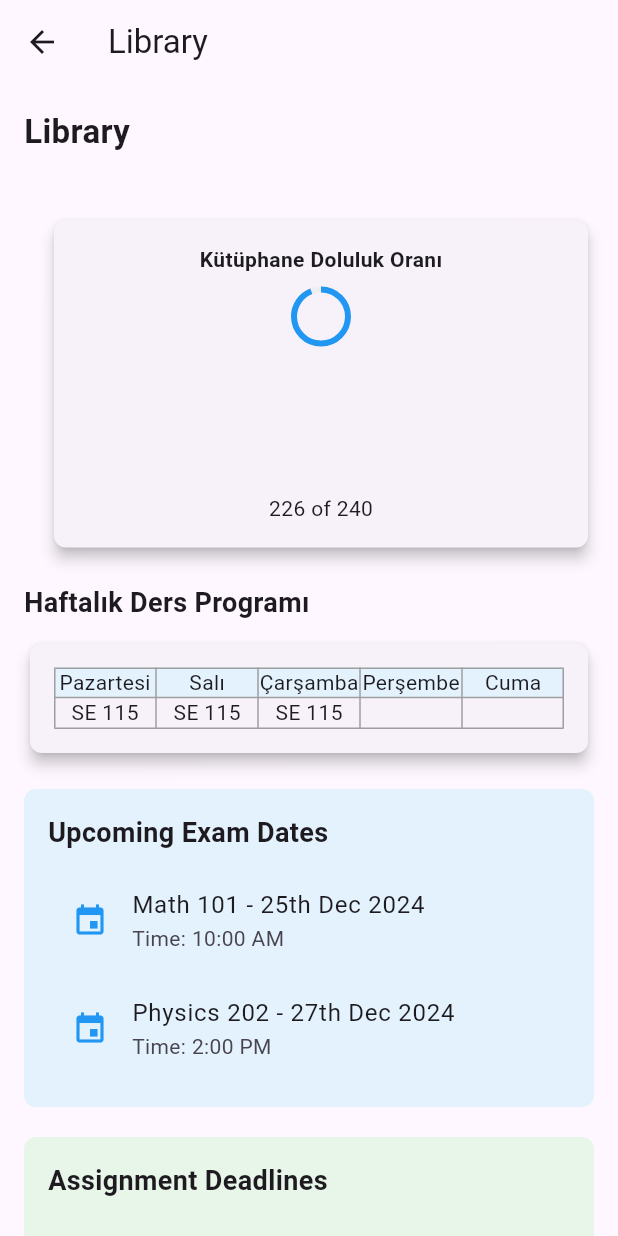
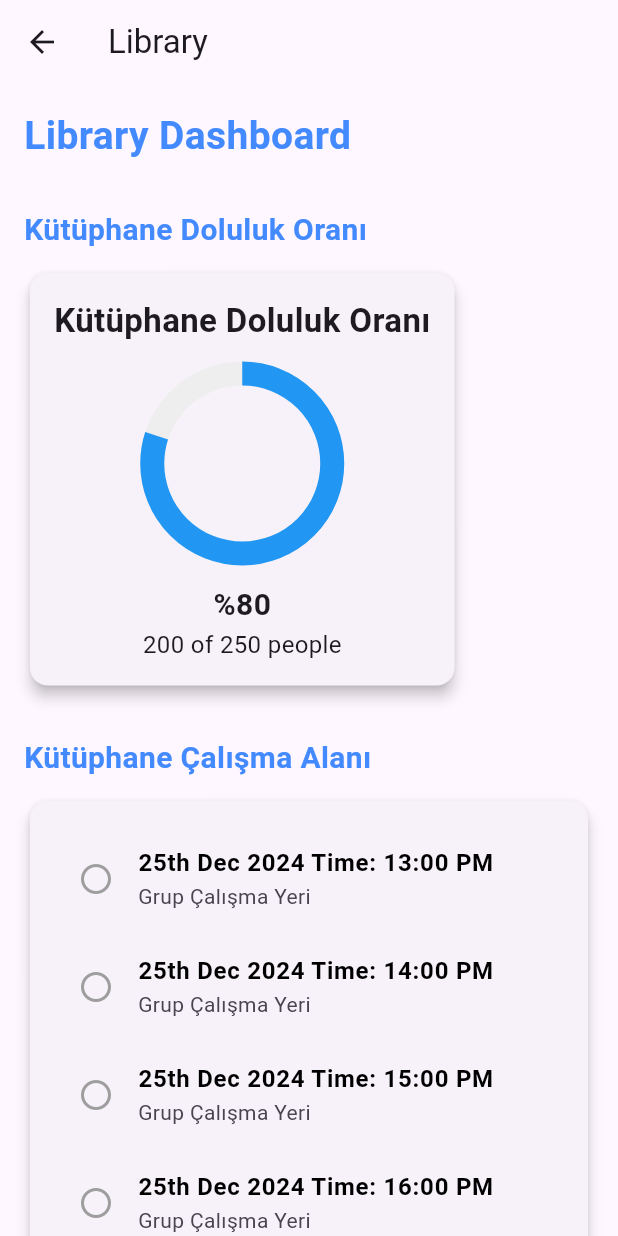
Before and after one commit to ahmetalpsamur/Infinite-Loopers-IT-Hackathon, a Flutter app: the MyHomePage screen opened directly, in the side drawer, after a tap on "Kütüphane", on a phone screen of 412 x 824 dp. Run offline on Flutter 3.47's test engine with Material 3 defaults, Android fonts, the phone set to English and light mode, and no system bars; our stand-ins replace flutter_svg, shared_preferences, table_calendar; accounts and stored records are empty.

Commit message:
Library Edited

```diff
--- a/lib/page/MyHomePage.dart
+++ b/lib/page/MyHomePage.dart
@@ -57,7 +57,7 @@ class MyHomePage extends StatelessWidget {
               onTap: () {
                 Navigator.push(
                   context,
-                  MaterialPageRoute(builder: (context) => libraryPage()),
+                  MaterialPageRoute(builder: (context) => LibraryPage()),
                 );
               },
             ),
--- a/lib/page/libraryPage.dart
+++ b/lib/page/libraryPage.dart
@@ -1,7 +1,32 @@
 import 'package:flutter/material.dart';
 
-class libraryPage extends StatelessWidget {
-  const libraryPage({super.key});
+class LibraryPage extends StatefulWidget {
+  @override
+  _LibraryPageState createState() => _LibraryPageState();
+}
+
+class _LibraryPageState extends State<LibraryPage> {
+  // Seçili çalışma alanlarını tutan bir Set
+  final Set<String> selectedSlots = {};
+  final Set<String> selectedClasses = {};
+
+  // Örnek çalışma saatleri
+  final List<String> slots = [
+    '25th Dec 2024 Time: 13:00 PM',
+    '25th Dec 2024 Time: 14:00 PM',
+    '25th Dec 2024 Time: 15:00 PM',
+    '25th Dec 2024 Time: 16:00 PM',
+    '25th Dec 2024 Time: 17:00 PM',
+  ];
+
+  // Örnek boş sınıflar
+  final List<String> emptyClasses = [
+    'Classroom 101',
+    'Classroom 202',
+    'Classroom 303',
+    'Lab 1',
+    'Lab 2',
+  ];
 
   @override
   Widget build(BuildContext context) {
@@ -15,23 +40,22 @@ class libraryPage extends StatelessWidget {
           crossAxisAlignment: CrossAxisAlignment.start,
           children: [
             Text(
-              'Library',
-              style: TextStyle(fontSize: 22, fontWeight: FontWeight.bold),
+              'Library Dashboard',
+              style: TextStyle(
+                fontSize: 26,
+                fontWeight: FontWeight.bold,
+                color: Colors.blueAccent,
               ),
-            SizedBox(height: 20),
-            Row(
-              mainAxisAlignment: MainAxisAlignment.spaceBetween,
-              children: [],
             ),
-            SizedBox(height: 20),
-            Row(
-              children: [
-                SizedBox(width: 16),
-                Expanded(
-                  child: Card(
+            SizedBox(height: 30),
+
+            // Kütüphane Doluluk Oranı
+            SectionHeader(title: 'Kütüphane Doluluk Oranı'),
+            SizedBox(height: 10),
+            Card(
               elevation: 4,
               shape: RoundedRectangleBorder(
-                      borderRadius: BorderRadius.circular(8),
+                borderRadius: BorderRadius.circular(12),
               ),
               child: Padding(
                 padding: const EdgeInsets.all(16.0),
@@ -39,122 +63,140 @@ class libraryPage extends StatelessWidget {
                   children: [
                     Text(
                       'Kütüphane Doluluk Oranı',
-                            style: TextStyle(fontWeight: FontWeight.bold),
+                      style: TextStyle(
+                        fontWeight: FontWeight.bold,
+                        fontSize: 22,
                       ),
-                          SizedBox(height: 10),
-                          CircularProgressIndicator(
-                            value: 226 / 240,
+                    ),
+                    SizedBox(height: 20),
+                    SizedBox(
+                      width: 120,
+                      height: 120,
+                      child: CircularProgressIndicator(
+                        strokeWidth: 16,
+                        value: 200 / 250,
                         backgroundColor: Colors.grey[200],
                         color: Colors.blue,
                       ),
-                          SizedBox(height: 100),
-                          Text('226 of 240'),
-                        ],
-                      ),
-                    ),
-                  ),
-                ),
-              ],
                     ),
                     SizedBox(height: 20),
                     Text(
-              'Haftalık Ders Programı',
-              style: TextStyle(fontSize: 18, fontWeight: FontWeight.bold),
+                      '%80',
+                      style: TextStyle(
+                        fontSize: 20,
+                        fontWeight: FontWeight.bold,
                       ),
-            SizedBox(height: 10),
-            Card(
-              elevation: 4,
-              shape: RoundedRectangleBorder(
-                borderRadius: BorderRadius.circular(8),
                     ),
-              child: Padding(
-                padding: const EdgeInsets.all(16.0),
-                child: Table(
-                  border: TableBorder.all(color: Colors.grey),
-                  children: [
-                    TableRow(
-                      decoration: BoxDecoration(color: Colors.blue[50]),
-                      children: [
-                        Center(child: Text('Pazartesi')),
-                        Center(child: Text('Salı')),
-                        Center(child: Text('Çarşamba')),
-                        Center(child: Text('Perşembe')),
-                        Center(child: Text('Cuma')),
-                      ],
-                    ),
-                    TableRow(
-                      children: [
-                        Center(child: Text('SE 115')),
-                        Center(child: Text('SE 115')),
-                        Center(child: Text('SE 115')),
-                        Center(child: Text('')),
-                        Center(child: Text('')),
-                      ],
+                    Text(
+                      '200 of 250 people',
+                      style: TextStyle(fontSize: 16),
                     ),
                   ],
                 ),
               ),
             ),
-            SizedBox(height: 20),
-            Container(
-              padding: EdgeInsets.all(16),
-              decoration: BoxDecoration(
-                color: Colors.blue[50],
+            SizedBox(height: 30),
+
+            // Çalışma Alanı Seçimi
+            SectionHeader(title: 'Kütüphane Çalışma Alanı'),
+            SizedBox(height: 10),
+            Card(
+              elevation: 4,
+              shape: RoundedRectangleBorder(
+                borderRadius: BorderRadius.circular(12),
+              ),
+              child: Padding(
+                padding: const EdgeInsets.all(16),
+                child: Column(
+                  children: slots.map((slot) {
+                    final isSelected = selectedSlots.contains(slot);
+                    return ListTile(
+                      leading: Icon(
+                        isSelected ? Icons.check_circle : Icons.circle_outlined,
+                        color: isSelected ? Colors.green : Colors.grey,
+                      ),
+                      title: Text(
+                        slot,
+                        style: TextStyle(
+                          fontWeight: FontWeight.bold,
+                          color: isSelected ? Colors.green : Colors.black,
+                        ),
+                      ),
+                      subtitle: Text('Grup Çalışma Yeri'),
+                      onTap: () {
+                        setState(() {
+                          if (isSelected) {
+                            selectedSlots.remove(slot);
+                          } else {
+                            selectedSlots.add(slot);
+                          }
+                        });
+                      },
+                    );
+                  }).toList(),
+                ),
+              ),
+            ),
+            SizedBox(height: 30),
+
+            // Boş Sınıflar
+            SectionHeader(title: 'Boş Sınıflar'),
+            SizedBox(height: 10),
+            Card(
+              elevation: 4,
+              shape: RoundedRectangleBorder(
+                borderRadius: BorderRadius.circular(12),
+              ),
+              child: Padding(
+                padding: const EdgeInsets.all(16),
+                child: Column(
+                  children: emptyClasses.map((classroom) {
+                    final isSelected = selectedClasses.contains(classroom);
+                    return ListTile(
+                      leading: Icon(
+                        isSelected ? Icons.check_circle : Icons.circle_outlined,
+                        color: isSelected ? Colors.green : Colors.grey,
+                      ),
+                      title: Text(
+                        classroom,
+                        style: TextStyle(
+                          fontWeight: FontWeight.bold,
+                          color: isSelected ? Colors.green : Colors.black,
+                        ),
+                      ),
+                      subtitle: Text('Boş Sınıf'),
+                      onTap: () {
+                        setState(() {
+                          if (isSelected) {
+                            selectedClasses.remove(classroom);
+                          } else {
+                            selectedClasses.add(classroom);
+                          }
+                        });
+                      },
+                    );
+                  }).toList(),
+                ),
+              ),
+            ),
+            SizedBox(height: 30),
+
+            // Randevu Al Butonu
+            Center(
+              child: ElevatedButton(
+                onPressed: selectedSlots.isEmpty && selectedClasses.isEmpty
+                    ? null
+                    : () {
+                  _showConfirmationDialog(context);
+                },
+                child: Text('Randevu Al'),
+                style: ElevatedButton.styleFrom(
+                  padding: EdgeInsets.symmetric(horizontal: 32, vertical: 16),
+                  shape: RoundedRectangleBorder(
                     borderRadius: BorderRadius.circular(8),
                   ),
-              child: Column(
-                crossAxisAlignment: CrossAxisAlignment.start,
-                children: [
-                  Text(
-                    'Upcoming Exam Dates',
-                    style: TextStyle(
-                      fontSize: 18,
-                      fontWeight: FontWeight.bold,
+                  textStyle: TextStyle(fontSize: 18),
                 ),
-                  ),
-                  SizedBox(height: 10),
-                  ListTile(
-                    leading: Icon(Icons.event, color: Colors.blue),
-                    title: Text('Math 101 - 25th Dec 2024'),
-                    subtitle: Text('Time: 10:00 AM'),
-                  ),
-                  ListTile(
-                    leading: Icon(Icons.event, color: Colors.blue),
-                    title: Text('Physics 202 - 27th Dec 2024'),
-                    subtitle: Text('Time: 2:00 PM'),
-                  ),
-                ],
-              ),
-            ),
-            SizedBox(height: 20),
-            Container(
-              padding: EdgeInsets.all(16),
-              decoration: BoxDecoration(
-                color: Colors.green[50],
-                borderRadius: BorderRadius.circular(8),
-              ),
-              child: Column(
-                crossAxisAlignment: CrossAxisAlignment.start,
-                children: [
-                  Text(
-                    'Assignment Deadlines',
-                    style: TextStyle(
-                      fontSize: 18,
-                      fontWeight: FontWeight.bold,
-                    ),
-                  ),
-                  SizedBox(height: 10),
-                  ListTile(
-                    leading: Icon(Icons.assignment, color: Colors.green),
-                    title: Text('Essay on AI - 23rd Dec 2024'),
-                    subtitle: Text('Submit via portal'),
-                  ),
-                  ListTile(
-                    leading: Icon(Icons.assignment, color: Colors.green),
-                    title: Text('Group Project - 30th Dec 2024'),
-                    subtitle: Text('Submit presentation slides'),
-                  ),
-                ],
               ),
             ),
           ],
@@ -162,4 +204,70 @@ class libraryPage extends StatelessWidget {
       ),
     );
   }
+
+  // Onay diyaloğunu göstermek için bir yöntem
+  void _showConfirmationDialog(BuildContext context) {
+    showDialog(
+      context: context,
+      builder: (BuildContext context) {
+        return AlertDialog(
+          title: Text('Randevu Onayı'),
+          content: Text(
+            'Seçtiğiniz çalışma saatleri:\n\n${selectedSlots.join("\n")}\n\n'
+                'Seçtiğiniz boş sınıflar:\n\n${selectedClasses.join("\n")}',
+          ),
+          actions: [
+            TextButton(
+              onPressed: () => Navigator.of(context).pop(),
+              child: Text('İptal'),
+            ),
+            ElevatedButton(
+              onPressed: () {
+                Navigator.of(context).pop();
+                _showSuccessSnackbar(context);
+              },
+              child: Text('Onayla'),
+            ),
+          ],
+        );
+      },
+    );
   }
+
+  // Başarılı işlem için Snackbar gösterimi
+  void _showSuccessSnackbar(BuildContext context) {
+    final snackBar = SnackBar(
+      content: Text(
+        'Randevular başarıyla alındı!',
+        style: TextStyle(color: Colors.white),
+      ),
+      backgroundColor: Colors.green,
+      duration: Duration(seconds: 3),
+    );
+    ScaffoldMessenger.of(context).showSnackBar(snackBar);
+
+    // Seçimleri temizleme
+    setState(() {
+      selectedSlots.clear();
+      selectedClasses.clear();
+    });
+  }
+}
+
+// Bölüm Başlığı Widget'ı
+class SectionHeader extends StatelessWidget {
+  final String title;
+  const SectionHeader({required this.title});
+
+  @override
+  Widget build(BuildContext context) {
+    return Text(
+      title,
+      style: TextStyle(
+        fontSize: 20,
+        fontWeight: FontWeight.bold,
+        color: Colors.blueAccent,
+      ),
+    );
+  }
+}
```
Also changed, not shown: pubspec.lock. Lines whose indentation alone changed are shown as unchanged.
